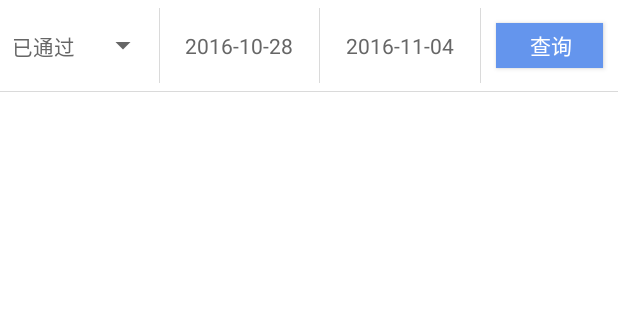
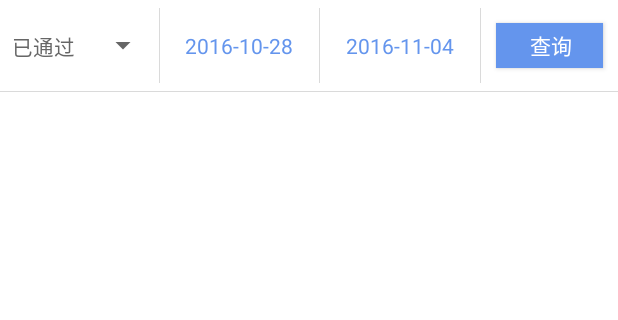
Before and after one commit to GKZX/ReservationAssistant, an Android app: the fragment SearchFragment placed in its activity, on a phone screen of 412 x 824 dp, the part 84-404 px from its top. Run offline under Robolectric (Android 15) with nearby library versions, the phone set to English and light mode, and no system bars; our stand-ins replace ButterKnife; libraries missing offline, so code that uses them is left out: com.netease.nimlib, com.squareup.otto; 4 statements that could not run were skipped.

Commit message:
修复部分bug

```diff
--- a/ReservationAssistant/app/src/main/java/com/gkzxhn/xjyyzs/app/MyApp.java
+++ b/ReservationAssistant/app/src/main/java/com/gkzxhn/xjyyzs/app/MyApp.java
@@ -110,9 +110,9 @@ public class MyApp extends Application {
                 notification.defaults |= Notification.DEFAULT_SOUND;
                 notification.flags |= Notification.FLAG_AUTO_CANCEL;
                 managerCompat.notify(NOTIFICATION_ID, notification);
-                NOTIFICATION_ID ++;
+//                NOTIFICATION_ID ++;
                 Message msg = new Message();
-                msg.setId(customNotification.getTime());
+                msg.setId(System.currentTimeMillis());
                 msg.setAccount((String) SPUtil.get(MyApp.this, "cloudId", ""));
                 msg.setFromaccount(customNotification.getFromAccount());
                 msg.setTime(customNotification.getTime());
--- a/ReservationAssistant/app/src/main/java/com/gkzxhn/xjyyzs/fragments/BookFragment.java
+++ b/ReservationAssistant/app/src/main/java/com/gkzxhn/xjyyzs/fragments/BookFragment.java
@@ -107,6 +107,8 @@ public class BookFragment extends BaseFragment {
                     showApplyFailedDialog("抱歉，没有权限");
                 }else if(error.contains("500")){
                     showApplyFailedDialog("服务器错误");
+                }else if(error.contains("302")){
+                    showApplyFailedDialog("该日司法所会见已满");
                 }else{
                     showApplyFailedDialog("申请失败，请稍后再试");
                 }
--- a/ReservationAssistant/app/src/main/java/com/gkzxhn/xjyyzs/fragments/MsgFragment.java
+++ b/ReservationAssistant/app/src/main/java/com/gkzxhn/xjyyzs/fragments/MsgFragment.java
@@ -19,7 +19,6 @@ import com.gkzxhn.xjyyzs.entities.events.SystemMsg;
 import com.gkzxhn.xjyyzs.utils.DBUtils;
 import com.gkzxhn.xjyyzs.utils.Log;
 import com.gkzxhn.xjyyzs.utils.UIUtil;
-import com.gkzxhn.xjyyzs.view.decoration.DividerItemDecoration;
 import com.squareup.otto.Subscribe;
 
 import java.util.Collections;
@@ -40,6 +39,7 @@ public class MsgFragment extends BaseFragment {
     @BindView(R.id.recycler_view) RecyclerView recycler_view;
     private List<Message> messageList;
     private MsgAdapter msgAdapter;
+    private static final String TAG = "MsgFragment";
 
     @Override
     protected View initView() {
@@ -104,9 +104,8 @@ public class MsgFragment extends BaseFragment {
     @Override
     public void onResume() {
         super.onResume();
+        Log.i(TAG, "onResume()");
         recycler_view.setLayoutManager(new LinearLayoutManager(getActivity(), LinearLayoutManager.VERTICAL, false));
-        recycler_view.addItemDecoration(new DividerItemDecoration(getActivity(),
-                DividerItemDecoration.VERTICAL_LIST));
         onLoadData(null);
     }
 
--- a/ReservationAssistant/app/src/main/res/layout/fragment_search.xml
+++ b/ReservationAssistant/app/src/main/res/layout/fragment_search.xml
@@ -1,10 +1,11 @@
 <?xml version="1.0" encoding="utf-8"?>
-<android.support.v4.widget.SwipeRefreshLayout
-    xmlns:android="http://schemas.android.com/apk/res/android"
-    android:id="@+id/srl_refresh"
-    android:layout_width="match_parent"
-    android:layout_height="match_parent">
+<!--<android.support.v4.widget.SwipeRefreshLayout-->
+    <!---->
+    <!--android:id="@+id/srl_refresh"-->
+    <!--android:layout_width="match_parent"-->
+    <!--android:layout_height="match_parent">-->
     <RelativeLayout
+        xmlns:android="http://schemas.android.com/apk/res/android"
         android:layout_width="match_parent"
         android:layout_height="match_parent">
 
@@ -30,7 +31,7 @@
                 android:layout_height="wrap_content"
                 android:layout_weight="1.5"
                 android:text="开始日期"
-                android:textColor="@color/tv_mid"
+                android:textColor="@color/theme"
                 android:textSize="14sp"
                 android:gravity="center"/>
 
@@ -40,7 +41,7 @@
                 android:layout_height="wrap_content"
                 android:layout_weight="1.5"
                 android:text="结束日期"
-                android:textColor="@color/tv_mid"
+                android:textColor="@color/theme"
                 android:textSize="14sp"
                 android:gravity="center"/>
 
@@ -71,6 +72,7 @@
             android:padding="10dp"
             android:layout_below="@+id/view"
             android:overScrollMode="never"
+            android:scrollbars="vertical"
             android:layout_alignParentLeft="true"
             android:layout_alignParentStart="true"/>
 
@@ -84,4 +86,4 @@
             android:text="没有数据"
             android:visibility="gone"/>
     </RelativeLayout>
-</android.support.v4.widget.SwipeRefreshLayout>
+<!--</android.support.v4.widget.SwipeRefreshLayout>-->
```
Also changed, not shown: ReservationAssistant/app/build.gradle (+20 -1 lines), ReservationAssistant/app/src/main/java/com/gkzxhn/xjyyzs/fragments/SearchFragment.java (+23 -20 lines).
